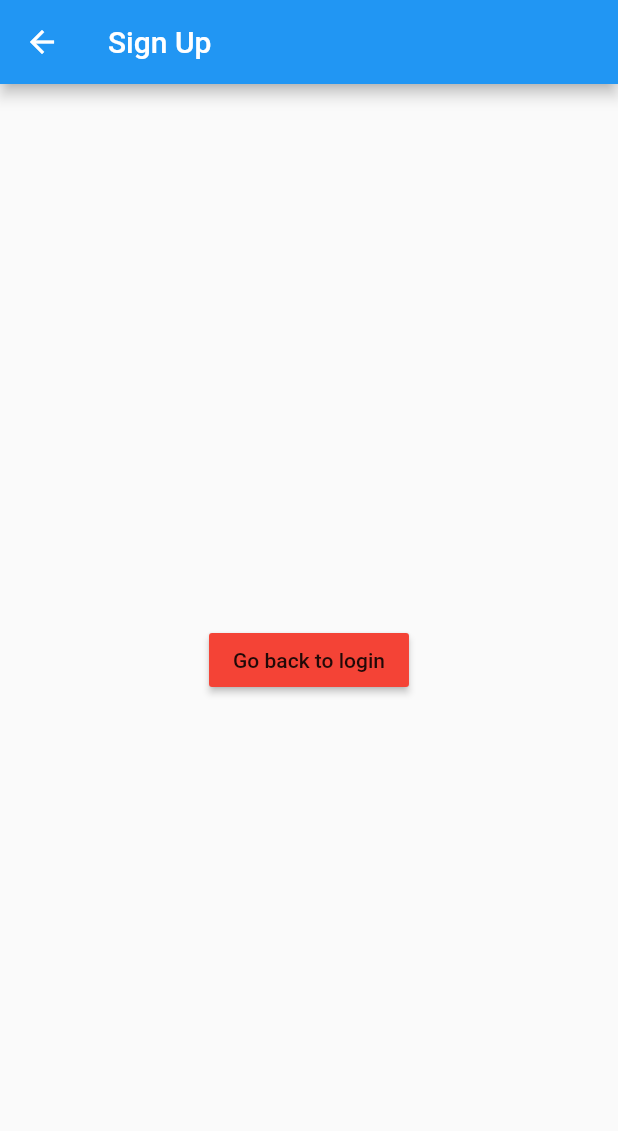
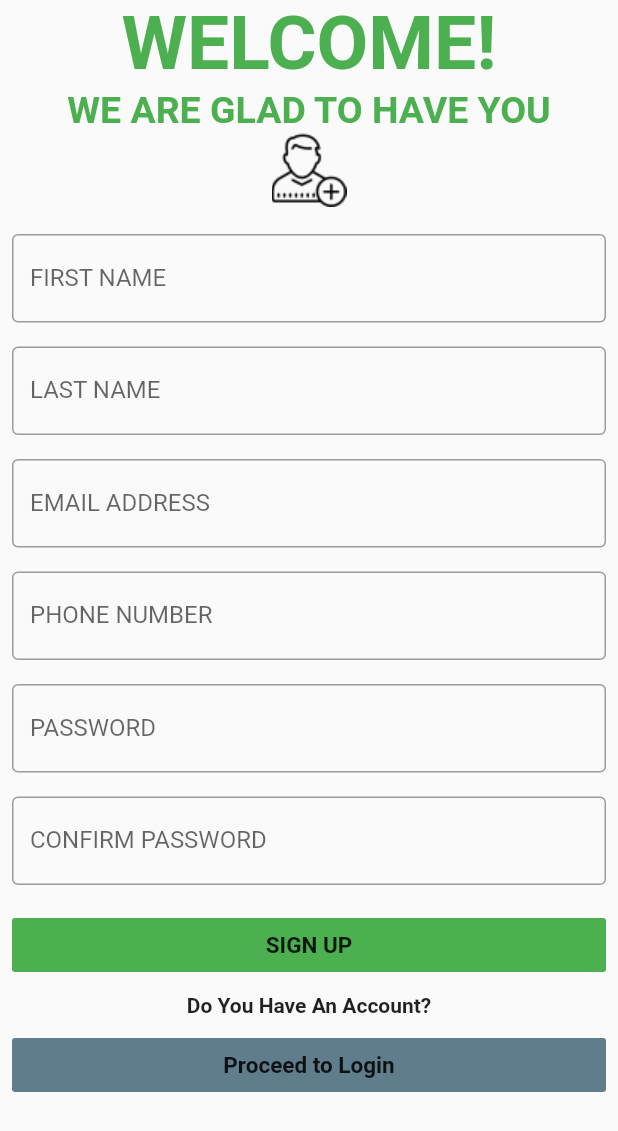
Before and after one commit to Rhemi7/flutter-loginPage, a Flutter app: the screen it shows after launch, after a tap on "CREATE AN ACCOUNT", on a phone screen of 412 x 824 dp. Shown: the top 1131 px of the screen. Run offline on Flutter 3.47's test engine with Material 2 defaults, Android fonts, the phone set to English and light mode, and no system bars.

Commit message:
initial commit

```diff
--- a/lib/login.dart
+++ b/lib/login.dart
@@ -5,39 +5,52 @@ class LoginPage extends StatelessWidget {
   @override
   Widget build(BuildContext context) {
     return Scaffold(
-      appBar: AppBar(
-        centerTitle: true,
-        leading: Image.asset('images/icon.png'),
-        title: Text('Start.ng Login Page'),
-        backgroundColor: Color(0xFF009588),
-      ),
-      body: Container(
-        child: Column(
-          mainAxisAlignment: MainAxisAlignment.center,
+//      appBar: AppBar(
+//        centerTitle: true,
+//        leading: Image.asset('images/icon.png'),
+//        title: Text('Start.ng Login Page'),
+//        backgroundColor: Color(0xFF009588),
+//      ),
+      body: ListView(
         children: <Widget>[
           Container(
+            child: Center(
               child: Text(
                 'WELCOME!',
+                style: TextStyle(
+                    color: Colors.green,
+                    fontWeight: FontWeight.bold,
+                    fontSize: 50.0),
+              ),
+            ),
+          ),
+          Container(
+            child: Center(
+              child: Text(
+                'PLEASE LOGIN',
                 style: TextStyle(
                     color: Colors.green,
                     fontWeight: FontWeight.bold,
                     fontSize: 25.0),
               ),
             ),
+          ),
+          Container(
+            child: Image.asset('images/login.png'),
+            width: 100,
+            height: 50,
+          ),
           SizedBox(height: 10),
           Padding(
-              padding: const EdgeInsets.all(8.0),
+            padding: EdgeInsets.all(8.0),
             child: TextField(
               obscureText: false,
               decoration: InputDecoration(
                 border: OutlineInputBorder(),
-                  labelText: 'Username or Email Address',
+                labelText: 'Email Address',
               ),
             ),
           ),
-//            SizedBox(
-//              height: 20,
-//            ),
           Padding(
             padding: const EdgeInsets.all(8.0),
             child: TextField(
@@ -97,7 +110,6 @@ class LoginPage extends StatelessWidget {
           )
         ],
       ),
-      ),
     );
   }
 }
--- a/lib/main.dart
+++ b/lib/main.dart
@@ -7,6 +7,7 @@ class LoginApp extends StatelessWidget {
   @override
   Widget build(BuildContext context) {
     return MaterialApp(
+      theme: ThemeData(primarySwatch: Colors.green),
       home: LoginPage(),
     );
   }
--- a/lib/signup.dart
+++ b/lib/signup.dart
@@ -1,18 +1,151 @@
 import 'package:flutter/material.dart';
+import 'package:loginscreen/login.dart';
 
 class SignUpPage extends StatelessWidget {
   @override
   Widget build(BuildContext context) {
     return Scaffold(
-      appBar: AppBar(
-        title: Text('Sign Up'),
-      ),
-      body: Center(
-        child: RaisedButton(
-          child: Text('Go back to login'),
-          onPressed: () {},
-          color: Colors.red,
-        ),
+//      appBar: AppBar(
+//        title: Text('Sign Up'),
+//      ),
+      body: ListView(
+        children: <Widget>[
+          Container(
+            child: Center(
+              child: Text(
+                'WELCOME!',
+                style: TextStyle(
+                    color: Colors.green,
+                    fontWeight: FontWeight.bold,
+                    fontSize: 50.0),
+              ),
+            ),
+          ),
+          Container(
+            child: Center(
+              child: Text(
+                'WE ARE GLAD TO HAVE YOU',
+                style: TextStyle(
+                    color: Colors.green,
+                    fontWeight: FontWeight.bold,
+                    fontSize: 25.0),
+              ),
+            ),
+          ),
+          Container(
+            child: Image.asset('images/signup.png'),
+            width: 100,
+            height: 50,
+          ),
+          SizedBox(height: 10),
+          Padding(
+            padding: EdgeInsets.all(8.0),
+            child: TextField(
+              obscureText: false,
+              decoration: InputDecoration(
+                border: OutlineInputBorder(),
+                labelText: 'FIRST NAME',
+              ),
+            ),
+          ),
+          Padding(
+            padding: EdgeInsets.all(8.0),
+            child: TextField(
+              obscureText: false,
+              decoration: InputDecoration(
+                border: OutlineInputBorder(),
+                labelText: 'LAST NAME',
+              ),
+            ),
+          ),
+          Padding(
+            padding: EdgeInsets.all(8.0),
+            child: TextField(
+              obscureText: false,
+              decoration: InputDecoration(
+                border: OutlineInputBorder(),
+                labelText: 'EMAIL ADDRESS',
+              ),
+            ),
+          ),
+          Padding(
+            padding: EdgeInsets.all(8.0),
+            child: TextField(
+              obscureText: false,
+              decoration: InputDecoration(
+                border: OutlineInputBorder(),
+                labelText: 'PHONE NUMBER',
+              ),
+            ),
+          ),
+          Padding(
+            padding: EdgeInsets.all(8.0),
+            child: TextField(
+              obscureText: true,
+              decoration: InputDecoration(
+                border: OutlineInputBorder(),
+                labelText: 'PASSWORD',
+              ),
+            ),
+          ),
+          Padding(
+            padding: const EdgeInsets.all(8.0),
+            child: TextField(
+              obscureText: true,
+              decoration: InputDecoration(
+                border: OutlineInputBorder(),
+                labelText: 'CONFIRM PASSWORD',
+              ),
+            ),
+          ),
+          Container(
+            child: Column(
+              crossAxisAlignment: CrossAxisAlignment.stretch,
+              children: <Widget>[
+                Padding(
+                  padding: EdgeInsets.all(8.0),
+                  child: FlatButton(
+                    color: Colors.green,
+                    child: Text(
+                      'SIGN UP',
+                      style: TextStyle(
+                          fontWeight: FontWeight.bold, fontSize: 15.0),
+                    ),
+                    onPressed: () {
+                      print('User is REGISTERED');
+                    },
+                  ),
+                ),
+                Text(
+                  'Do You Have An Account?',
+                  textAlign: TextAlign.center,
+                  style: TextStyle(
+                    fontWeight: FontWeight.bold,
+                  ),
+                ),
+                Padding(
+                  padding: EdgeInsets.all(8.0),
+                  child: FlatButton(
+                    color: Colors.blueGrey,
+                    child: Text(
+                      'Proceed to Login',
+                      style: TextStyle(
+                          fontWeight: FontWeight.bold, fontSize: 15.0),
+                    ),
+                    onPressed: () {
+                      Navigator.push(
+                        context,
+                        MaterialPageRoute(
+                          builder: (context) => LoginPage(),
+                        ),
+                      );
+                    },
+                  ),
+                ),
+              ],
+            ),
+          )
+        ],
       ),
     );
   }
--- a/pubspec.yaml
+++ b/pubspec.yaml
@@ -39,6 +39,8 @@ flutter:
   uses-material-design: true
   assets:
     - images/icon.png
+    - images/login.png
+    - images/signup.png
 
 
   # An image asset can refer to one or more resolution-specific "variants", see
```
Also changed, not shown: images/login.png (added), images/signup.png (added). Lines whose indentation alone changed are shown as unchanged.
